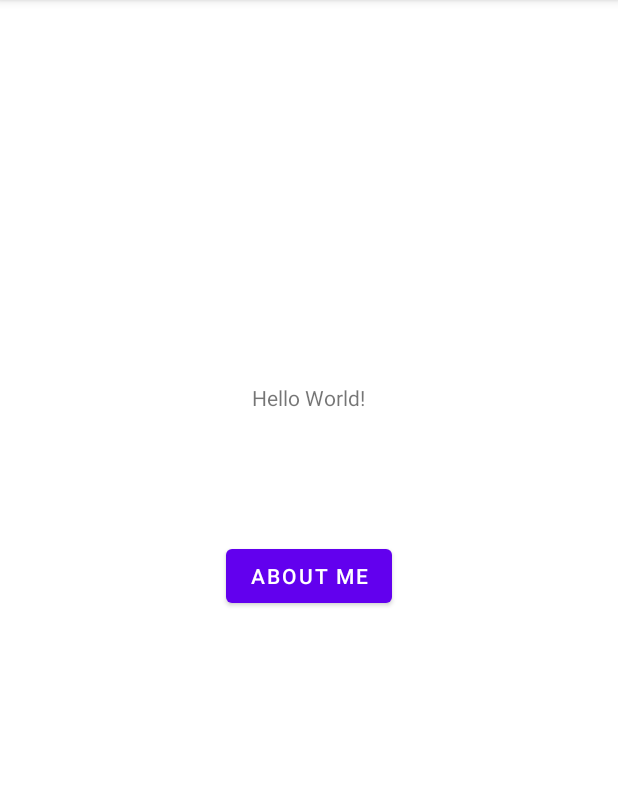
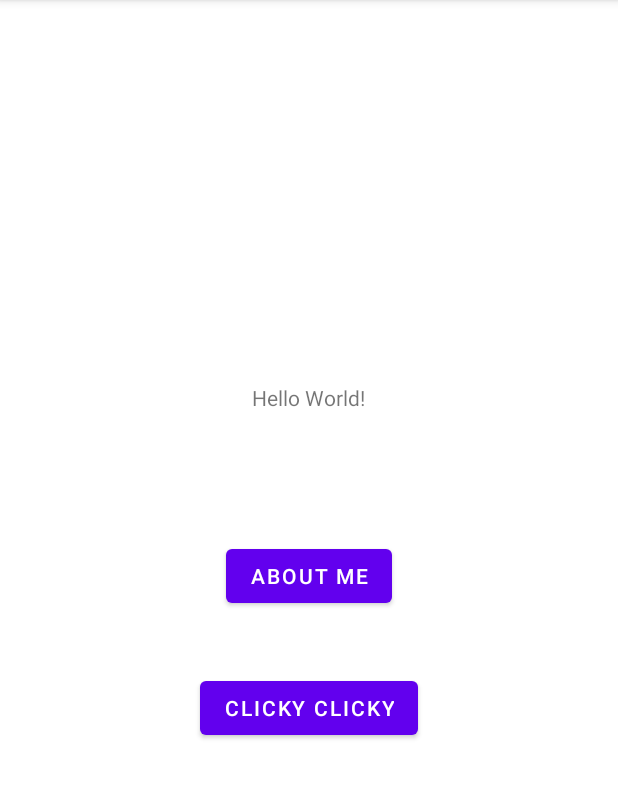
Before and after one commit to snoopppy/A1-First-App, an Android app: the screen it shows after launch (MainActivity), on a phone screen of 412 x 824 dp, the part 84-883 px from its top. Run offline under Robolectric (Android 15) with nearby library versions, the phone set to English and light mode, and no system bars.

```diff
--- a/app/src/main/AndroidManifest.xml
+++ b/app/src/main/AndroidManifest.xml
@@ -13,6 +13,9 @@
         android:theme="@style/Theme.NUMAD23Sp_BolangYu"
         tools:targetApi="31">
         <activity
+            android:name=".MainActivity3"
+            android:exported="false" />
+        <activity
             android:name=".MainActivity2"
             android:exported="false" />
         <activity
--- a/app/src/main/res/layout/activity_main.xml
+++ b/app/src/main/res/layout/activity_main.xml
@@ -28,4 +28,15 @@
         tools:layout_editor_absoluteX="149dp"
         tools:layout_editor_absoluteY="331dp" />
 
+    <Button
+        android:id="@+id/click"
+        android:layout_width="wrap_content"
+        android:layout_height="wrap_content"
+        android:layout_alignParentBottom="true"
+        android:layout_centerHorizontal="true"
+        android:layout_marginBottom="272dp"
+        android:text="Clicky Clicky"
+        tools:layout_editor_absoluteX="149dp"
+        tools:layout_editor_absoluteY="331dp" />
+
 </RelativeLayout>
```
Also changed, not shown: app/src/main/java/edu/northeastern/numad23sp_bolangyu/MainActivity3.java (added, +14 -0 lines), app/src/main/res/layout/activity_main3.xml (added, +68 -0 lines).
